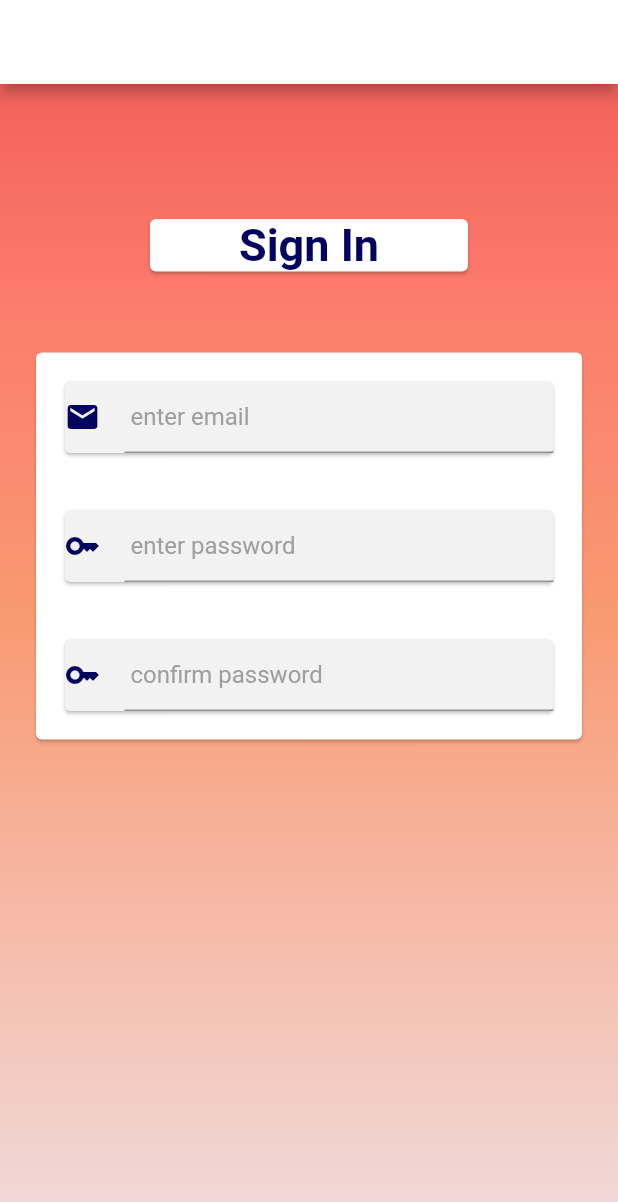
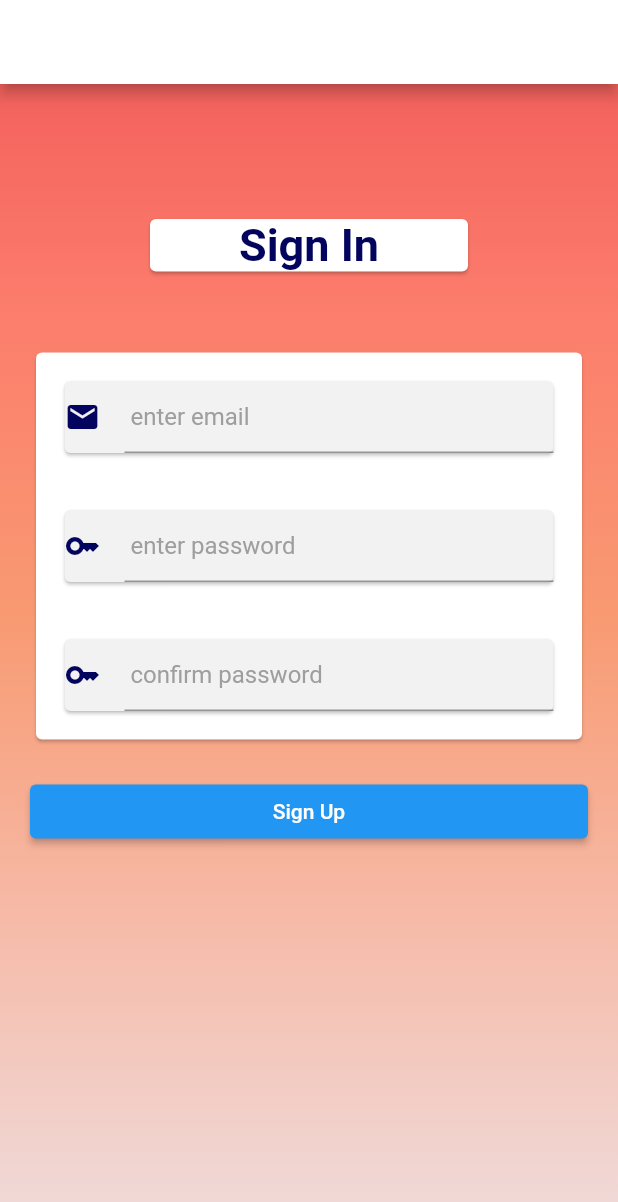
Before and after one commit to shxntanu/AutoInsight, a Flutter app: the screen it shows after launch, on a phone screen of 412 x 824 dp. Shown: the top 1202 px of the screen. Run offline on Flutter 3.47's test engine with Material 2 defaults, Android fonts, the phone set to English and light mode, and no system bars; our stand-ins replace firebase_auth, firebase_core, get; accounts and stored records are empty.

```diff
--- a/autoinsight/lib/screens/onboarding/signin_page.dart
+++ b/autoinsight/lib/screens/onboarding/signin_page.dart
@@ -1,5 +1,5 @@
 import 'package:flutter/material.dart';
-import 'package:firebase_core/firebase_core.dart';
+import 'package:firebase_auth/firebase_auth.dart';
 import '../onboarding/components/signin_textfield.dart';
 
 class SignInPage extends StatelessWidget {
@@ -7,6 +7,8 @@ class SignInPage extends StatelessWidget {
   final _ctr1 = TextEditingController();
   final _ctr2 = TextEditingController();
   final _ctrConfirm = TextEditingController();
+
+  final _auth = FirebaseAuth.instance;
 
   @override
   Widget build(BuildContext context) {
@@ -31,7 +33,7 @@ class SignInPage extends StatelessWidget {
           body: Padding(
             padding: const EdgeInsets.all(20.0),
             child: Column(
-                //mainAxisAlignment: MainAxisAlignment.center,
+                // mainAxisAlignment: MainAxisAlignment.start,
                 crossAxisAlignment: CrossAxisAlignment.stretch,
                 children: [
                   const Padding(
@@ -83,7 +85,36 @@ class SignInPage extends StatelessWidget {
                             ))
                       ],
                     ),
-                  )
+                  ),
+
+                  const SizedBox(
+                    height: 20,
+                  ),
+
+                  ElevatedButton(
+                    onPressed: (){
+                      late final user;
+                      if(_ctr2.text == _ctrConfirm.text){
+                        user = _auth.createUserWithEmailAndPassword(
+                          email: _ctr1.text,
+                          password: _ctr2.text
+                        );
+                      }
+
+                      if(user != null) {
+                        Navigator.pushNamed(context, '/camera');
+                      }
+
+                      // _auth.createUserWithEmailAndPassword(
+                      //   email: _ctr1.text,
+                      //   password: _ctr2.text
+                      // );
+
+                    },
+                    child: const Text(
+                      "Sign Up",
+                    ),
+                  ),
                 ]),
           )),
     );
```
